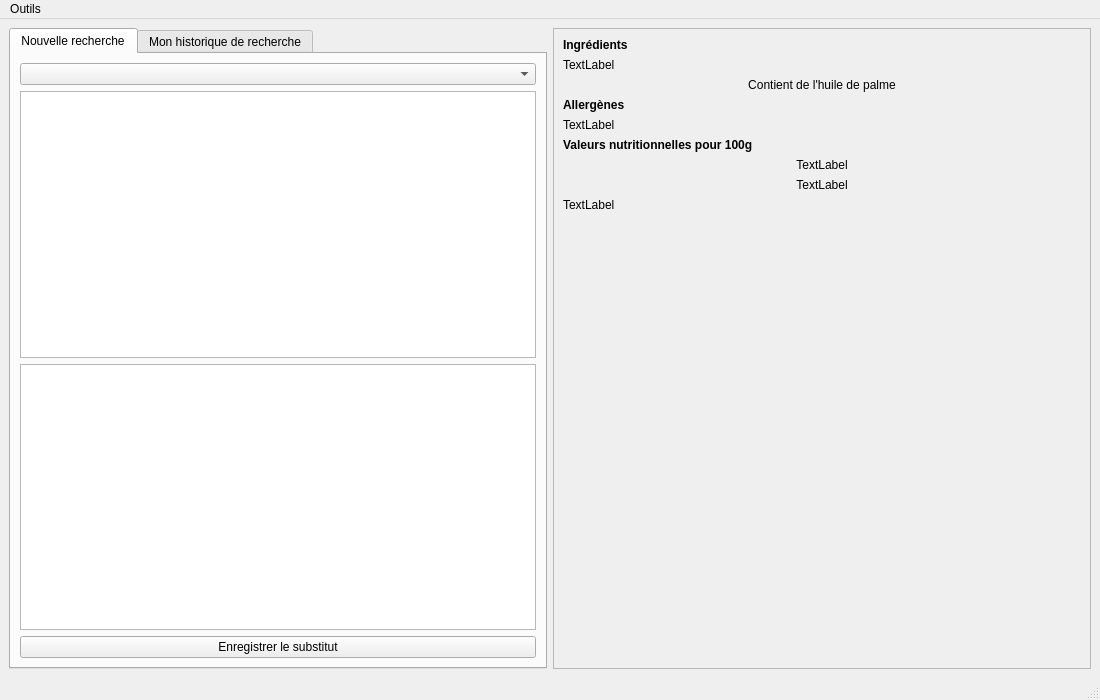
Above: views/main_window.ui from RoroTiti/OC_P5 before the change. Below: the same form after it.
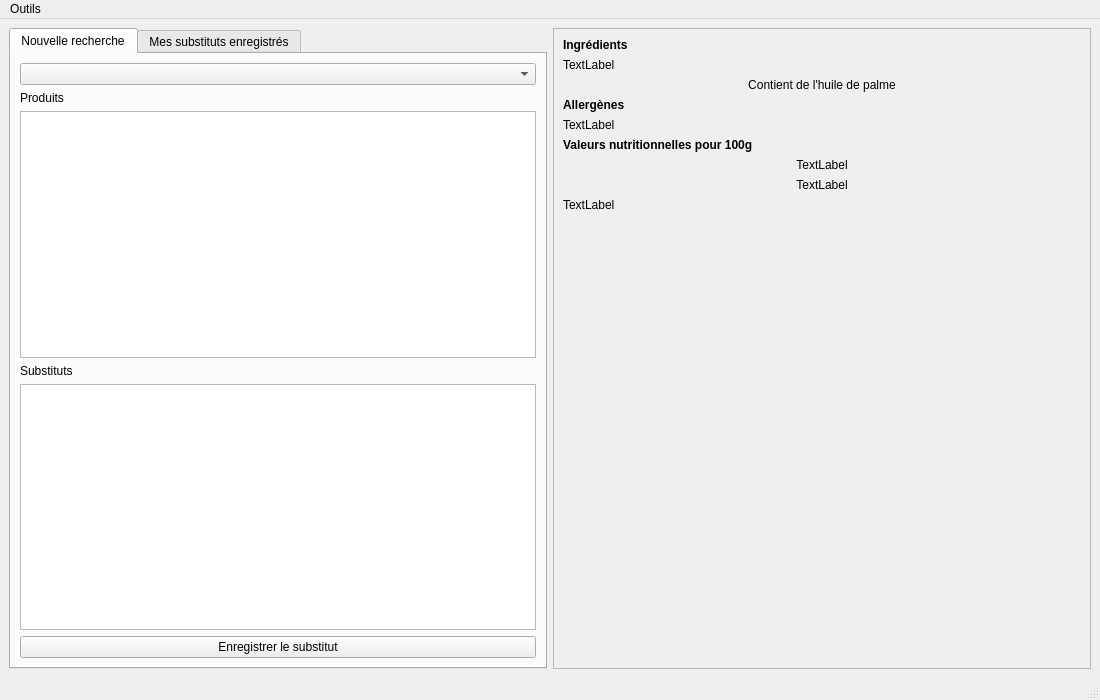
That is the form after the change.

What changed in the file:
```diff
--- a/views/main_window.ui
+++ b/views/main_window.ui
@@ -25,31 +25,45 @@
         <string>Nouvelle recherche</string>
        </attribute>
        <layout class="QGridLayout" name="gridLayout">
-        <item row="4" column="0">
+        <item row="6" column="0">
          <widget class="QPushButton" name="btn_save_substitute">
           <property name="text">
            <string>Enregistrer le substitut</string>
           </property>
          </widget>
         </item>
+        <item row="2" column="0">
+         <widget class="QListView" name="lst_products"/>
+        </item>
+        <item row="1" column="0">
+         <widget class="QLabel" name="label_4">
+          <property name="text">
+           <string>Produits</string>
+          </property>
+         </widget>
+        </item>
         <item row="0" column="0">
          <widget class="QComboBox" name="cmb_categories"/>
         </item>
-        <item row="2" column="0">
+        <item row="4" column="0">
          <widget class="QTableView" name="table_substitutes">
           <attribute name="verticalHeaderVisible">
            <bool>false</bool>
           </attribute>
          </widget>
         </item>
-        <item row="1" column="0">
-         <widget class="QListView" name="lst_products"/>
+        <item row="3" column="0">
+         <widget class="QLabel" name="label_5">
+          <property name="text">
+           <string>Substituts</string>
+          </property>
+         </widget>
         </item>
        </layout>
       </widget>
       <widget class="QWidget" name="tab_2">
        <attribute name="title">
-        <string>Mon historique de recherche</string>
+        <string>Mes substituts enregistrés</string>
        </attribute>
       </widget>
      </widget>
```
